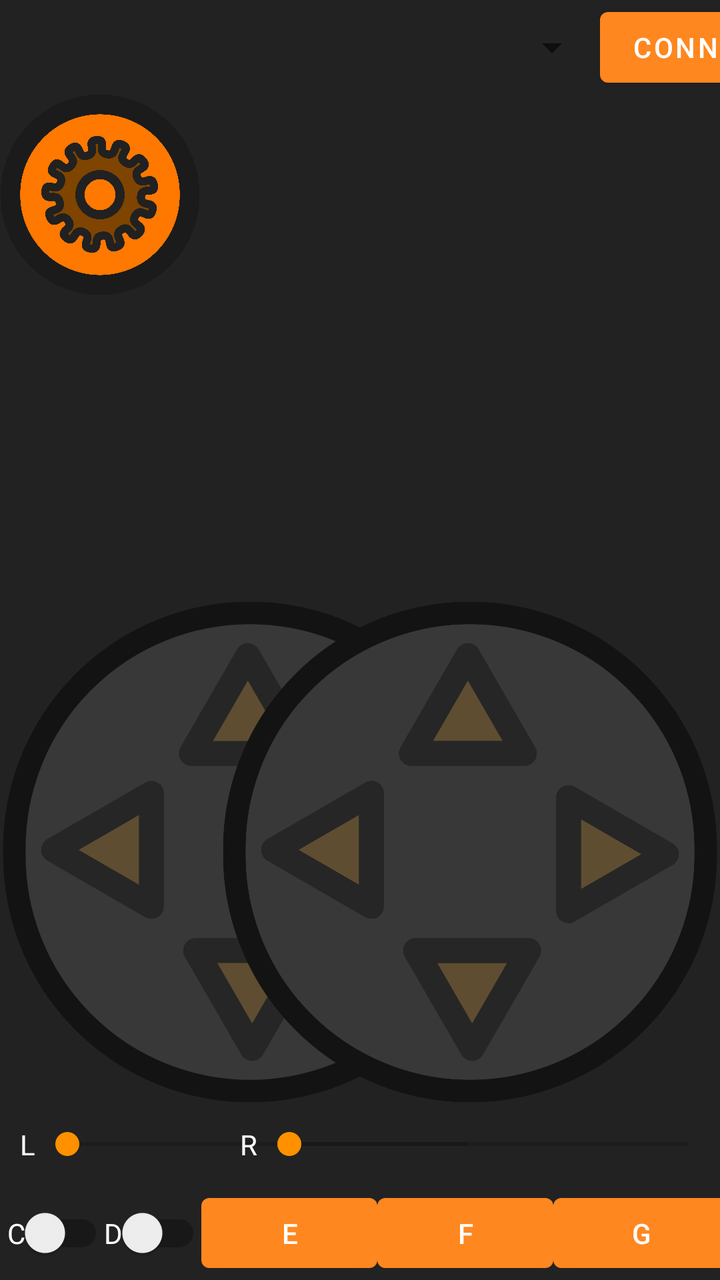
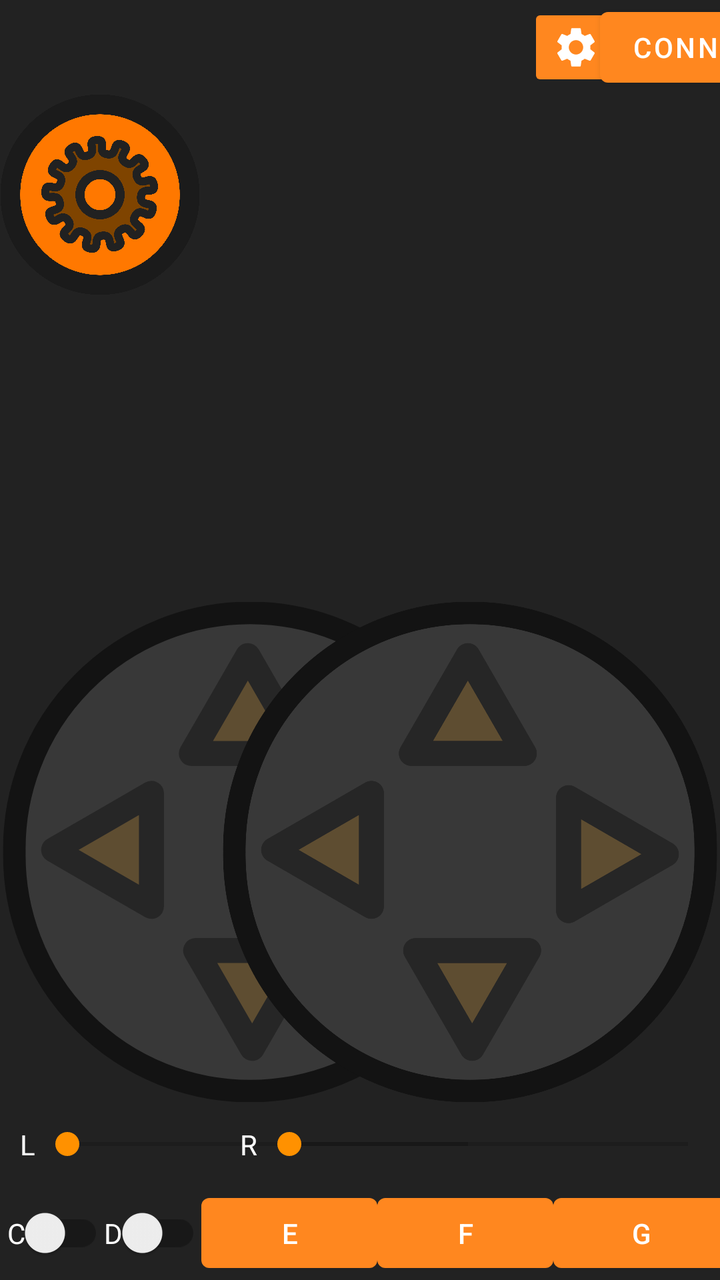

Screens rendered from an Android XML layout before and after an edit, with the pre-edit source and the edit as a unified diff.
<!-- AndroidManifest.xml: application theme Theme.SerialRemote -->
<!-- res/layout/main_activity.xml -->
<?xml version="1.0" encoding="utf-8"?>
<FrameLayout xmlns:android="http://schemas.android.com/apk/res/android"
    xmlns:app="http://schemas.android.com/apk/res-auto"
    xmlns:tools="http://schemas.android.com/tools"
    xmlns:stream="http://schemas.android.com/apk/res-auto"
    android:layout_width="match_parent"
    android:layout_height="match_parent"
    android:background="@color/background"
    android:backgroundTintMode="src_over"
    android:theme="@style/ThemeOverlay.SerialRemote.FullscreenContainer"
    tools:context="com.nocomake.serialremote.MainActivity">

    <LinearLayout
        android:layout_width="match_parent"
        android:layout_height="match_parent"
        android:orientation="vertical">

        <androidx.constraintlayout.widget.ConstraintLayout
            android:id="@+id/topTools"
            android:layout_width="match_parent"
            android:layout_height="wrap_content"
            android:layout_weight="1">

            <Spinner
                android:id="@+id/btDevice"
                android:layout_width="300dp"
                android:layout_height="0dp"
                android:foregroundTint="@color/white"
                android:spinnerMode="dropdown"
                app:layout_constraintBottom_toBottomOf="parent"
                app:layout_constraintEnd_toStartOf="@+id/connect"
                app:layout_constraintStart_toStartOf="parent"
                app:layout_constraintTop_toTopOf="parent" />

            <Button
                android:id="@+id/connect"
                android:layout_width="0dp"
                android:layout_height="wrap_content"
                android:text="Connect"
                app:layout_constraintStart_toEndOf="@+id/btDevice"
                app:layout_constraintTop_toTopOf="@+id/btDevice" />

            <TextView
                android:id="@+id/status"
                android:layout_width="0dp"
                android:layout_height="25dp"
                android:layout_marginStart="10dp"
                android:lines="2"
                android:text="Ready to connect"
                android:textColor="@color/white"
                app:layout_constraintBottom_toBottomOf="parent"
                app:layout_constraintEnd_toStartOf="@+id/buttonSettings"
                app:layout_constraintStart_toEndOf="@+id/connect"
                app:layout_constraintTop_toTopOf="parent" />

            <ImageButton
                android:id="@+id/buttonSettings"
                android:layout_width="wrap_content"
                android:layout_height="wrap_content"
                android:backgroundTint="@color/primary_1"
                android:backgroundTintMode="src_over"
                android:src="@drawable/gear"
                app:layout_constraintBottom_toBottomOf="parent"
                app:layout_constraintEnd_toEndOf="parent"
                app:layout_constraintTop_toTopOf="parent" />

        </androidx.constraintlayout.widget.ConstraintLayout>

        <LinearLayout
            android:layout_width="match_parent"
            android:layout_height="wrap_content"
            android:layout_weight="100"
            android:orientation="horizontal">

            <RelativeLayout
                android:layout_width="wrap_content"
                android:layout_height="match_parent"
                android:layout_weight="0.5">

                <androidx.constraintlayout.widget.ConstraintLayout
                    android:layout_width="match_parent"
                    android:layout_height="match_parent">

                    <androidx.constraintlayout.widget.ConstraintLayout
                        android:id="@+id/sliderLContainer"
                        android:layout_width="0dp"
                        android:layout_height="wrap_content"
                        app:layout_constraintBottom_toBottomOf="parent"
                        app:layout_constraintEnd_toEndOf="@+id/leftJoystick"
                        app:layout_constraintStart_toStartOf="@+id/leftJoystick">

                        <TextView
                            android:id="@+id/sliderLText"
                            android:layout_width="wrap_content"
                            android:layout_height="wrap_content"
                            android:layout_marginStart="10dp"
                            android:text="L"
                            android:textColor="@color/white"
                            app:layout_constraintBottom_toBottomOf="parent"
                            app:layout_constraintStart_toStartOf="parent"
                            app:layout_constraintTop_toTopOf="parent" />

                        <SeekBar
                            android:id="@+id/sliderL"
                            android:max="255"
                            android:layout_width="0dp"
                            android:layout_height="42dp"
                            app:layout_constraintBottom_toBottomOf="parent"
                            app:layout_constraintEnd_toEndOf="parent"
                            app:layout_constraintStart_toEndOf="@+id/sliderLText" />

                    </androidx.constraintlayout.widget.ConstraintLayout>

                    <androidx.constraintlayout.widget.ConstraintLayout
                        android:id="@+id/sliderRContainer"
                        android:layout_width="0dp"
                        android:layout_height="wrap_content"
                        app:layout_constraintBottom_toBottomOf="parent"
                        app:layout_constraintEnd_toEndOf="@+id/rightJoystick"
                        app:layout_constraintStart_toStartOf="@+id/rightJoystick">

                        <TextView
                            android:id="@+id/sliderRText"
                            android:layout_width="wrap_content"
                            android:layout_height="wrap_content"
                            android:layout_marginStart="10dp"
                            android:text="R"
                            android:textColor="@color/white"
                            app:layout_constraintBottom_toBottomOf="parent"
                            app:layout_constraintStart_toStartOf="parent"
                            app:layout_constraintTop_toTopOf="parent" />

                        <SeekBar
                            android:id="@+id/sliderR"
                            android:max="255"
                            android:layout_width="0dp"
                            android:layout_height="42dp"
                            app:layout_constraintBottom_toBottomOf="parent"
                            app:layout_constraintEnd_toEndOf="parent"
                            app:layout_constraintStart_toEndOf="@+id/sliderRText" />

                    </androidx.constraintlayout.widget.ConstraintLayout>

                    <ImageView
                        android:id="@+id/leftJoystick"
                        android:layout_width="0dp"
                        android:layout_height="0dp"
                        android:scaleType="fitCenter"
                        app:layout_constraintBottom_toTopOf="@+id/sliderLContainer"
                        app:layout_constraintDimensionRatio="1"
                        app:layout_constraintHeight_max="250dp"
                        app:layout_constraintStart_toStartOf="parent"
                        app:layout_constraintTop_toTopOf="parent"
                        app:layout_constraintVertical_bias="1.0"
                        app:srcCompat="@drawable/pad" />

                    <ImageView
                        android:id="@+id/rightJoystick"
                        android:layout_width="0dp"
                        android:layout_height="0dp"
                        android:scaleType="fitCenter"
                        android:visibility="visible"
                        app:layout_constraintBottom_toTopOf="@+id/sliderRContainer"
                        app:layout_constraintDimensionRatio="1"
                        app:layout_constraintEnd_toEndOf="parent"
                        app:layout_constraintHeight_max="250dp"
                        app:layout_constraintTop_toTopOf="parent"
                        app:layout_constraintVertical_bias="1.0"
                        app:srcCompat="@drawable/pad" />

                    <androidx.constraintlayout.widget.ConstraintLayout
                        android:layout_width="0dp"
                        android:layout_height="0dp"
                        app:layout_constraintBottom_toBottomOf="parent"
                        app:layout_constraintEnd_toStartOf="@+id/rightJoystick"
                        app:layout_constraintHorizontal_bias="0.0"
                        app:layout_constraintStart_toEndOf="@+id/leftJoystick"
                        app:layout_constraintTop_toTopOf="parent"
                        app:layout_constraintVertical_bias="1.0">

                        <com.github.niqdev.mjpeg.MjpegSurfaceView
                            android:id="@+id/videoPlayerMJPEG"
                            android:layout_width="0dp"
                            android:layout_height="0dp"
                            android:layout_marginStart="20dp"
                            android:layout_marginEnd="20dp"
                            android:visibility="gone"
                            app:backgroundColor="@color/background"
                            app:layout_constraintBottom_toBottomOf="parent"
                            app:layout_constraintEnd_toEndOf="parent"
                            app:layout_constraintStart_toStartOf="parent"
                            app:layout_constraintTop_toTopOf="parent"
                            stream:type="stream_default" />

                        <androidx.media3.ui.PlayerView
                            android:id="@+id/videoPlayerView"
                            android:layout_width="0dp"
                            android:layout_height="0dp"
                            android:layout_marginStart="20dp"
                            android:layout_marginEnd="20dp"
                            android:background="@color/background"
                            android:visibility="gone"
                            app:layout_constraintBottom_toBottomOf="parent"
                            app:layout_constraintEnd_toEndOf="parent"
                            app:layout_constraintStart_toStartOf="parent"
                            app:layout_constraintTop_toTopOf="parent" />

                        <TextView
                            android:id="@+id/videoPlayerStatus"
                            android:layout_width="0dp"
                            android:layout_height="wrap_content"
                            android:layout_marginStart="40dp"
                            android:layout_marginTop="20dp"
                            android:layout_marginEnd="40dp"
                            android:layout_marginBottom="20dp"
                            android:fontFamily="monospace"
                            android:textColor="@color/white"
                            android:textSize="16sp"
                            app:layout_constraintBottom_toBottomOf="parent"
                            app:layout_constraintEnd_toEndOf="parent"
                            app:layout_constraintStart_toStartOf="parent" />

                        <TextView
                            android:id="@+id/remoteStats"
                            android:layout_width="0dp"
                            android:layout_height="0dp"
                            android:layout_marginStart="20dp"
                            android:layout_marginTop="20dp"
                            android:layout_marginEnd="20dp"
                            android:layout_marginBottom="20dp"
                            android:fontFamily="monospace"
                            style="@style/OutlineText"
                            android:textSize="32sp"
                            app:layout_constraintBottom_toBottomOf="parent"
                            app:layout_constraintEnd_toEndOf="parent"
                            app:layout_constraintStart_toStartOf="parent"
                            app:layout_constraintTop_toTopOf="parent" />
                    </androidx.constraintlayout.widget.ConstraintLayout>

                </androidx.constraintlayout.widget.ConstraintLayout>

                <RelativeLayout
                    android:id="@+id/leftKnob"
                    android:layout_width="wrap_content"
                    android:layout_height="wrap_content">

                    <ImageView
                        android:id="@+id/leftKnobImageView"
                        android:layout_width="100dp"
                        android:layout_height="100dp"
                        android:layout_weight="1"
                        app:srcCompat="@drawable/knob" />
                </RelativeLayout>

                <RelativeLayout
                    android:id="@+id/rightKnob"
                    android:layout_width="wrap_content"
                    android:layout_height="wrap_content">

                    <ImageView
                        android:id="@+id/rightKnobImageView"
                        android:layout_width="100dp"
                        android:layout_height="100dp"
                        android:layout_weight="1"
                        app:srcCompat="@drawable/knob" />
                </RelativeLayout>

            </RelativeLayout>

        </LinearLayout>

        <androidx.constraintlayout.widget.ConstraintLayout
            android:id="@+id/linearLayout2"
            android:layout_width="match_parent"
            android:layout_height="wrap_content"
            android:layout_weight="1">

            <androidx.appcompat.widget.SwitchCompat
                android:id="@+id/switchA"
                android:layout_width="wrap_content"
                android:layout_height="0dp"
                android:text="A"
                android:textColor="@color/white"
                app:layout_constraintBottom_toBottomOf="parent"
                app:layout_constraintEnd_toStartOf="@+id/switchB"
                app:layout_constraintHorizontal_bias="0.5"
                app:layout_constraintStart_toStartOf="parent"
                app:layout_constraintTop_toTopOf="parent" />

            <androidx.appcompat.widget.SwitchCompat
                android:id="@+id/switchB"
                android:layout_width="wrap_content"
                android:layout_height="0dp"
                android:text="B"
                android:textColor="@color/white"
                app:layout_constraintBottom_toBottomOf="parent"
                app:layout_constraintEnd_toStartOf="@+id/switchC"
                app:layout_constraintHorizontal_bias="0.5"
                app:layout_constraintStart_toEndOf="@+id/switchA"
                app:layout_constraintTop_toTopOf="parent"
                app:layout_constraintVertical_bias="0.508" />

            <androidx.appcompat.widget.SwitchCompat
                android:id="@+id/switchC"
                android:layout_width="wrap_content"
                android:layout_height="0dp"
                android:text="C"
                android:textColor="@color/white"
                app:layout_constraintBottom_toBottomOf="parent"
                app:layout_constraintEnd_toStartOf="@+id/switchD"
                app:layout_constraintHorizontal_bias="0.5"
                app:layout_constraintStart_toEndOf="@+id/switchB"
                app:layout_constraintTop_toTopOf="parent"
                app:layout_constraintVertical_bias="0.508" />

            <androidx.appcompat.widget.SwitchCompat
                android:id="@+id/switchD"
                android:layout_width="wrap_content"
                android:layout_height="0dp"
                android:text="D"
                android:textColor="@color/white"
                app:layout_constraintBottom_toBottomOf="parent"
                app:layout_constraintEnd_toStartOf="@+id/buttonE"
                app:layout_constraintHorizontal_bias="0.5"
                app:layout_constraintStart_toEndOf="@+id/switchC"
                app:layout_constraintTop_toTopOf="parent" />

            <Button
                android:id="@+id/buttonE"
                android:layout_width="wrap_content"
                android:layout_height="wrap_content"
                android:text="E"
                android:textAllCaps="false"
                app:layout_constraintBottom_toBottomOf="parent"
                app:layout_constraintEnd_toStartOf="@+id/buttonF"
                app:layout_constraintHorizontal_bias="0.5"
                app:layout_constraintStart_toEndOf="@+id/switchD"
                app:layout_constraintTop_toTopOf="parent" />

            <Button
                android:id="@+id/buttonF"
                android:layout_width="wrap_content"
                android:layout_height="wrap_content"
                android:text="F"
                android:textAllCaps="false"
                app:layout_constraintBottom_toBottomOf="parent"
                app:layout_constraintEnd_toStartOf="@+id/buttonG"
                app:layout_constraintHorizontal_bias="0.5"
                app:layout_constraintStart_toEndOf="@+id/buttonE"
                app:layout_constraintTop_toTopOf="parent" />

            <Button
                android:id="@+id/buttonG"
                android:layout_width="wrap_content"
                android:layout_height="wrap_content"
                android:text="G"
                android:textAllCaps="false"
                app:layout_constraintBottom_toBottomOf="parent"
                app:layout_constraintEnd_toStartOf="@+id/buttonH"
                app:layout_constraintHorizontal_bias="0.5"
                app:layout_constraintStart_toEndOf="@+id/buttonF"
                app:layout_constraintTop_toTopOf="parent" />

            <Button
                android:id="@+id/buttonH"
                android:layout_width="wrap_content"
                android:layout_height="wrap_content"
                android:text="H"
                android:textAllCaps="false"
                app:layout_constraintBottom_toBottomOf="parent"
                app:layout_constraintEnd_toEndOf="parent"
                app:layout_constraintHorizontal_bias="0.5"
                app:layout_constraintStart_toEndOf="@+id/buttonG"
                app:layout_constraintTop_toTopOf="parent" />

        </androidx.constraintlayout.widget.ConstraintLayout>
    </LinearLayout>

</FrameLayout>
<!-- resources referenced by this layout -->
<resources>
  <color name="background">#FF222222</color>
  <color name="primary_1">#FFff871f</color>
  <color name="white">#FFFFFFFF</color>
  <style name="OutlineText">
          <item name="android:textColor">#eeeeee</item>
          <item name="android:shadowColor">#000000</item>
          <item name="android:shadowRadius">5</item>
      </style>
  <style name="ThemeOverlay.SerialRemote.FullscreenContainer" parent="Theme.SerialRemote">
          <item name="fullscreenBackgroundColor">@color/black_overlay</item>
          <item name="fullscreenTextColor">@color/white</item>
      </style>
  <style name="Theme.SerialRemote" parent="Theme.MaterialComponents.DayNight.DarkActionBar">
          
          <item name="colorPrimary">@color/primary_1</item>
          <item name="colorPrimaryVariant">@color/primary_2</item>
          <item name="colorOnPrimary">@color/white</item>
          
          <item name="colorSecondary">@color/secondary_1</item>
          <item name="colorSecondaryVariant">@color/secondary_2</item>
          <item name="colorOnSecondary">@color/white</item>
          
          <item name="android:statusBarColor" tools:targetApi="l">?attr/colorPrimaryVariant</item>
          
  
          <item name="android:windowLayoutInDisplayCutoutMode">
              shortEdges 
          </item>
  
      </style>
  <color name="black_overlay">#66000000</color>
  <color name="primary_2">#FFbd5700</color>
  <color name="secondary_1">#FFff9100</color>
  <color name="secondary_2">#FFd97b00</color>
  <!-- unchanged entries left out for length: 3 -->
</resources>

<!-- the commit's change to res/layout/main_activity.xml (unified diff, before → after) -->
@@ -61,8 +61,20 @@
                 android:backgroundTintMode="src_over"
                 android:src="@drawable/gear"
                 app:layout_constraintBottom_toBottomOf="parent"
+                app:layout_constraintEnd_toStartOf="@+id/buttonHelp"
+                app:layout_constraintTop_toTopOf="parent" />
+
+            <ImageButton
+                android:id="@+id/buttonHelp"
+                android:layout_width="wrap_content"
+                android:layout_height="wrap_content"
+                android:backgroundTint="@color/primary_1"
+                android:backgroundTintMode="src_over"
+                android:src="@drawable/question"
+                app:layout_constraintBottom_toBottomOf="parent"
                 app:layout_constraintEnd_toEndOf="parent"
                 app:layout_constraintTop_toTopOf="parent" />
+
 
         </androidx.constraintlayout.widget.ConstraintLayout>
 
<!-- resource entries referenced after the edit -->
@@ -3,6 +3,12 @@
   <color name="background">#FF222222</color>
   <color name="primary_1">#FFff871f</color>
   <color name="white">#FFFFFFFF</color>
+  <!-- drawable question (drawable) -->
+  <vector xmlns:android="http://schemas.android.com/apk/res/android" android:height="24dp" android:viewportHeight="100" android:viewportWidth="100" android:width="24dp">
+        
+      <path android:fillColor="#ffffff" android:fillType="evenOdd" android:pathData="m81.36,33.89q0,4.35 -2,7.85 -1.92,3.5 -5.51,6.05 -3.51,2.55 -8.52,4.09 -4.93,1.54 -10.94,1.96l-0.67,10.35q-0.08,0.96 -2.42,1.43 -2.25,0.48 -6.6,0.48 -2.76,0 -4.68,-0.05 -1.84,-0.11 -2.92,-0.32 -1.09,-0.21 -1.59,-0.58 -0.5,-0.37 -0.58,-0.96L34.18,51.67q-0.08,-1.7 0.25,-2.76 0.33,-1.06 1.17,-1.7 0.92,-0.64 2.25,-0.85 1.34,-0.27 3.17,-0.27l1.17,0q4.43,0 7.6,-0.9 3.26,-0.9 5.34,-2.39 2.09,-1.49 3.01,-3.5 1,-2.02 1,-4.3 0,-2.55 -1.17,-4.67 -1.09,-2.12 -3.42,-3.66 -2.25,-1.54 -5.76,-2.33 -3.42,-0.85 -8.1,-0.85 -4.26,0 -7.52,0.53 -3.26,0.53 -5.59,1.17 -2.34,0.64 -3.92,1.17 -1.5,0.53 -2.34,0.53 -0.58,0 -1.09,-0.21 -0.5,-0.27 -0.84,-0.9 -0.33,-0.64 -0.58,-1.8 -0.17,-1.17 -0.17,-2.97 0,-1.86 0.25,-2.71 0.25,-0.85 1.09,-1.38 0.84,-0.53 3.17,-1.22 2.34,-0.74 5.59,-1.33 3.26,-0.64 7.26,-1.06 4.01,-0.42 8.35,-0.42 9.85,0 16.87,1.75 7.01,1.7 11.44,4.62 4.51,2.92 6.6,6.69 2.09,3.77 2.09,7.96zM56.64,79.37q0,2.18 -0.58,3.66 -0.5,1.49 -1.92,2.39 -1.34,0.9 -3.67,1.27 -2.25,0.42 -5.59,0.42 -3.51,0 -5.76,-0.42 -2.25,-0.37 -3.67,-1.27 -1.34,-0.9 -1.92,-2.39 -0.5,-1.49 -0.5,-3.66 0,-2.23 0.5,-3.71 0.58,-1.54 1.92,-2.44 1.42,-0.96 3.67,-1.33 2.25,-0.42 5.76,-0.42 3.34,0 5.59,0.42 2.34,0.37 3.67,1.33 1.42,0.9 1.92,2.44 0.58,1.49 0.58,3.71z" android:strokeLineCap="round" android:strokeLineJoin="round" android:strokeWidth="27.57"/>
+      
+  </vector>
   <style name="OutlineText">
           <item name="android:textColor">#eeeeee</item>
           <item name="android:shadowColor">#000000</item>
